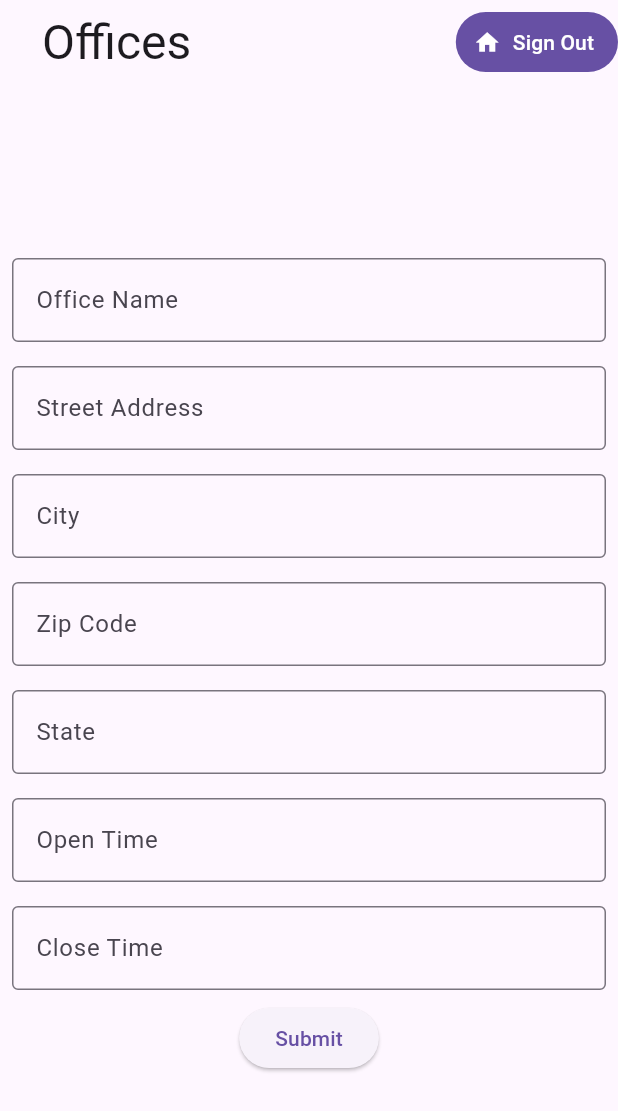
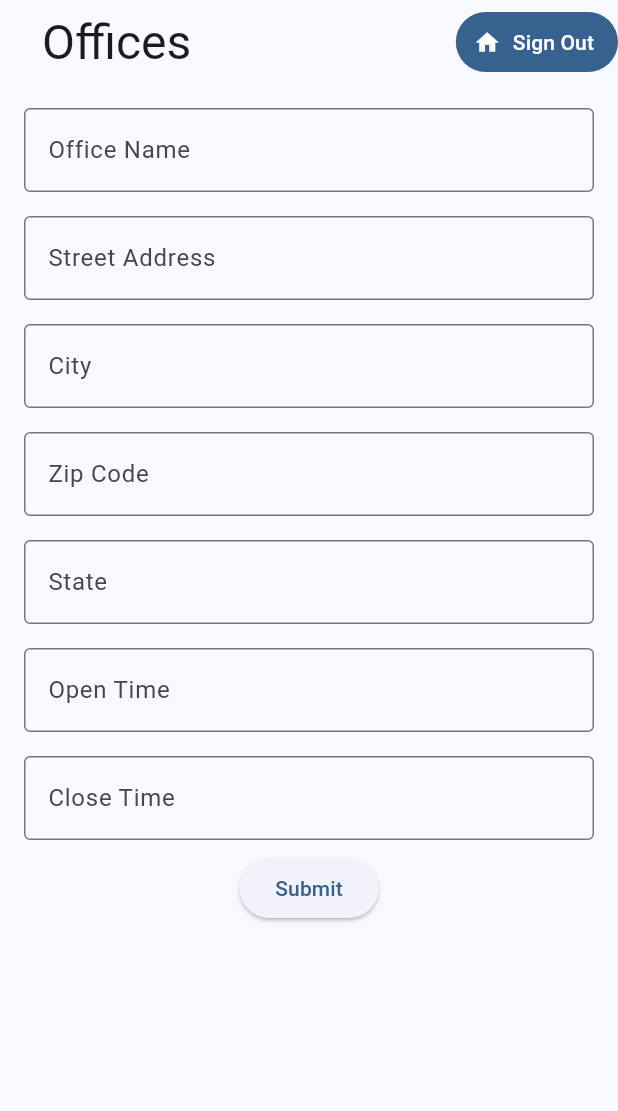
Before and after one commit to elasticspoon/flutter-learning, a Flutter app: the OfficesIndex screen opened by its route, after a tap on the "add" icon, on a phone screen of 412 x 824 dp. Shown: the top 1111 px of the screen. Run offline on Flutter 3.47's test engine with Material 3 defaults, Android fonts, the phone set to English and light mode, and no system bars; our stand-ins replace dio, go_router, jwt_decoder, shared_preferences; accounts and stored records are empty; network calls fail; project files that could hold a hidden picture were left out.

Commit message:
fix: working on android

```diff
--- a/lib/routes/router.dart
+++ b/lib/routes/router.dart
@@ -57,6 +57,7 @@ final appRouter = GoRouter(
                 final router = GoRouter.of(context);
                 await UserAuth.of(context)
                     .signIn(value.username, value.password);
+
                 router.go('/');
               },
             );
--- a/lib/screens/office_edit.dart
+++ b/lib/screens/office_edit.dart
@@ -51,7 +51,15 @@ class _OfficeEditState extends State<OfficeEdit> {
           final office = snapshot.data;
           return Scaffold(
             appBar: NavBar(),
-            body: Column(
+            body: SingleChildScrollView(
+              child: Padding(
+                padding: EdgeInsets.only(
+                  bottom: MediaQuery.of(context).viewInsets.bottom,
+                  top: 8.0,
+                  left: 8.0,
+                  right: 8.0,
+                ),
+                child: Column(
                   mainAxisAlignment: MainAxisAlignment.center,
                   children: [
                     OfficeForm(
@@ -59,6 +67,8 @@ class _OfficeEditState extends State<OfficeEdit> {
                     )
                   ],
                 ),
+              ),
+            ),
           );
         });
   }
--- a/lib/screens/office_index.dart
+++ b/lib/screens/office_index.dart
@@ -11,11 +11,6 @@ class OfficesIndex extends StatelessWidget {
       floatingActionButton: FloatingActionButton(
         onPressed: () {
           context.go('/office/new');
-          // Navigator.push(
-          //     context,
-          //     MaterialPageRoute(
-          //       builder: (context) => OfficeEdit(office: office),
-          //     ));
         },
         child: Icon(Icons.add),
       ),
--- a/lib/services/http.dart
+++ b/lib/services/http.dart
@@ -13,7 +13,7 @@ Dio getAuthEndpoint() {
 }
 
 const apiUrl =
-    String.fromEnvironment('API_URL', defaultValue: 'http://10.0.2.2:9191');
+    String.fromEnvironment('API_URL', defaultValue: 'http://10.0.2.2:9090');
 
 class JwtInterceptor extends Interceptor {
   @override
@@ -50,6 +50,8 @@ class JwtInterceptor extends Interceptor {
         HttpClient().auth.signOut();
       }
     }
+    print(err.response?.statusCode);
+    print(err.response?.statusMessage);
     return handler.next(err);
   }
 }
--- a/lib/services/offices_api.dart
+++ b/lib/services/offices_api.dart
@@ -1,3 +1,4 @@
+import 'package:flutter/cupertino.dart';
 import 'package:test_flutter/models/office.dart';
 import 'package:test_flutter/models/office_reponse.dart';
 import 'package:test_flutter/services/http.dart';
--- a/lib/services/user_auth.dart
+++ b/lib/services/user_auth.dart
@@ -74,9 +74,9 @@ class UserAuth extends ChangeNotifier {
           HttpHeaders.authorizationHeader: 'Basic $encondedToken'
         }));
 
-    // Sign in. Allow any password.
     if (response.statusCode == 200) {
-      updateTokens(LoginResponse.fromJson(response.data));
+      final resp = LoginResponse.fromJson(response.data);
+      updateTokens(resp);
     } else {
       print("bad login");
     }
--- a/lib/widgets/office_form.dart
+++ b/lib/widgets/office_form.dart
@@ -1,11 +1,9 @@
-import 'package:date_field/date_field.dart';
 import 'package:flutter/material.dart';
 import 'package:go_router/go_router.dart';
 import 'package:test_flutter/models/office.dart';
 import 'package:test_flutter/models/office_reponse.dart';
 import 'package:test_flutter/services/offices_api.dart';
 import 'package:test_flutter/widgets/required_field.dart';
-import 'package:test_flutter/widgets/time_picker.dart';
 
 // Define a custom Form widget.
 class OfficeForm extends StatefulWidget {
```
Also changed, not shown: lib/main.dart (+9 -0 lines). Lines whose indentation alone changed are shown as unchanged.
